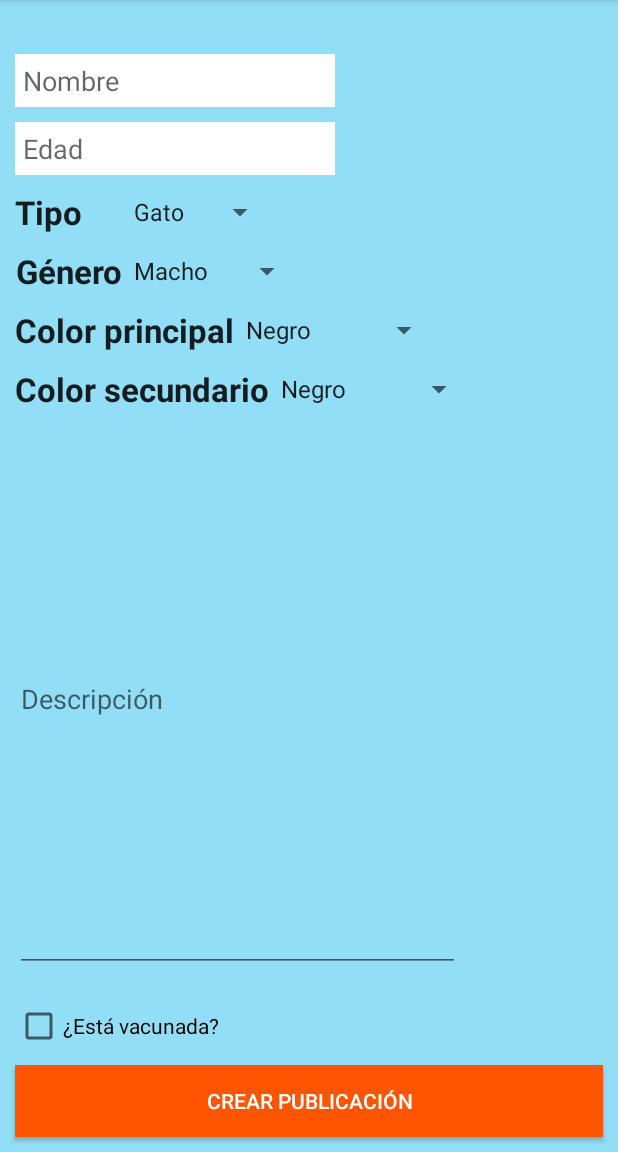
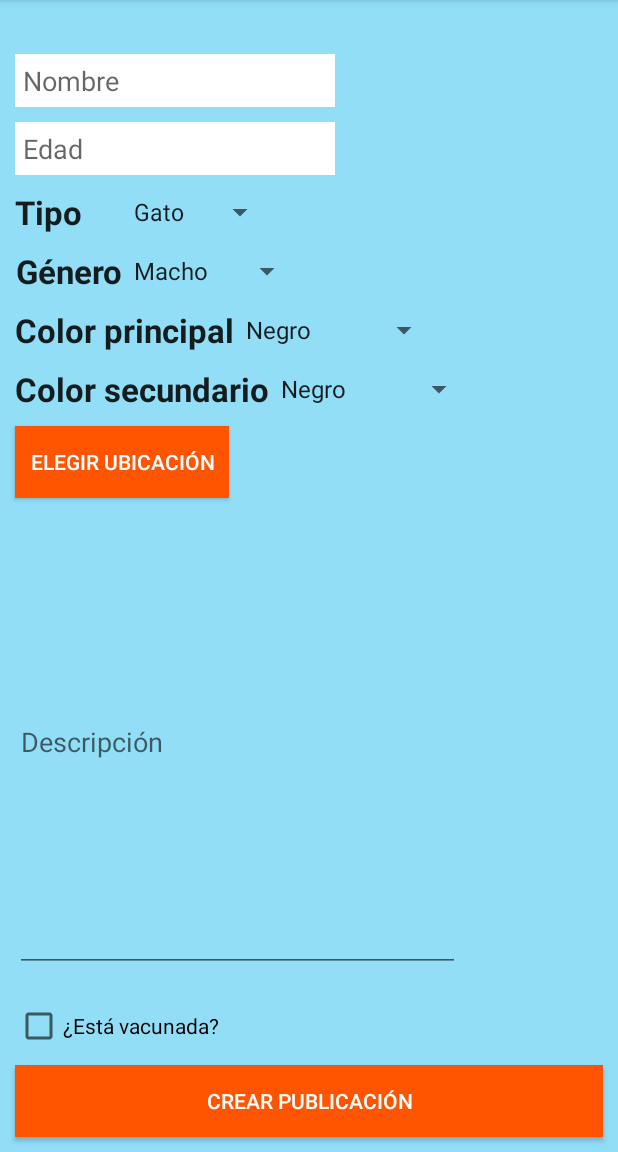
Before and after one commit to GonchuB/pet-adopt, an Android app: the fragment AddPetFragment shown on its own in the app's theme, on a phone screen of 412 x 824 dp, the part 84-1236 px from its top. Run offline under Robolectric (Android 15) with nearby library versions, the phone set to English and light mode, and no system bars; libraries missing offline, so code that uses them is left out: com.loopj.android; 1 statement that could not run was skipped.

Commit message:
Added map selection feature to create pet screen

```diff
--- a/app/src/main/java/com/fiuba/tdp/petadopt/fragments/addPet/AddPetFragment.java
+++ b/app/src/main/java/com/fiuba/tdp/petadopt/fragments/addPet/AddPetFragment.java
@@ -3,6 +3,7 @@ package com.fiuba.tdp.petadopt.fragments.addPet;
 import android.app.ProgressDialog;
 import android.os.Bundle;
 import android.support.v4.app.Fragment;
+import android.support.v4.app.FragmentTransaction;
 import android.text.Editable;
 import android.text.TextWatcher;
 import android.util.Log;
@@ -14,29 +15,34 @@ import android.widget.ArrayAdapter;
 import android.widget.Button;
 import android.widget.EditText;
 import android.widget.Spinner;
+import android.widget.TextView;
 import android.widget.Toast;
 
 import com.fiuba.tdp.petadopt.R;
+import com.fiuba.tdp.petadopt.fragments.addPet.map.ChooseLocationMapFragment;
+import com.fiuba.tdp.petadopt.fragments.addPet.map.LocationChosenDelegate;
 import com.fiuba.tdp.petadopt.model.Pet;
 import com.fiuba.tdp.petadopt.service.PetsClient;
+import com.google.android.gms.maps.model.LatLng;
 import com.loopj.android.http.JsonHttpResponseHandler;
 
 import org.apache.http.Header;
 import org.json.JSONArray;
 
-import java.util.ArrayList;
-
 @SuppressWarnings("ALL")
 public class AddPetFragment extends Fragment {
 
-    public AddPetFragment(){}
+
+    public AddPetFragment() {
+    }
+
     private Pet pet = new Pet();
 
     @Override
     public View onCreateView(LayoutInflater inflater, ViewGroup container,
                              Bundle savedInstanceState) {
 
-        View rootView = inflater.inflate(R.layout.fragment_add_pet, container, false);
+        final View rootView = inflater.inflate(R.layout.fragment_add_pet, container, false);
 
         setUpPetFillingCallbacks(rootView);
 
@@ -44,15 +50,39 @@ public class AddPetFragment extends Fragment {
         populateSpinner(rootView, R.id.pet_gender, R.array.pet_gender_array);
         populateSpinner(rootView, R.id.pet_main_color, R.array.pet_color_array);
         populateSpinner(rootView, R.id.pet_second_color, R.array.pet_color_array);
+        TextView locationView = (TextView)rootView.findViewById(R.id.chosen_location);
+        final Button button = (Button) rootView.findViewById(R.id.choose_location);
+        button.setOnClickListener(new View.OnClickListener() {
+            @Override
+            public void onClick(View v) {
+                ChooseLocationMapFragment mapFragment = new ChooseLocationMapFragment();
+                mapFragment.setLocationChosenDelegate(new LocationChosenDelegate() {
+                    @Override
+                    public void locationWasChosen(LatLng location, String address) {
+                        pet.setLocation(location);
+                        TextView locationView = (TextView)rootView.findViewById(R.id.chosen_location);
+                        locationView.setText(address);
+                    }
+                });
+                FragmentTransaction ft = getFragmentManager().beginTransaction();
+                ft.add(R.id.content_frame, mapFragment, "Choose location");
+                ft.addToBackStack(null);
+                ft.commit();
+            }
+        });
 
+        setupSubmitButton(rootView);
+        return rootView;
+    }
 
+    private void setupSubmitButton(View rootView) {
         final Button button = (Button) rootView.findViewById(R.id.pet_submit);
         button.setOnClickListener(new View.OnClickListener() {
             public void onClick(View v) {
                 final ProgressDialog progress = new ProgressDialog(v.getContext());
                 progress.setTitle(R.string.loading);
                 progress.show();
-                PetsClient.instance().createPet(pet,new JsonHttpResponseHandler() {
+                PetsClient.instance().createPet(pet, new JsonHttpResponseHandler() {
                     @Override
                     public void onSuccess(int code, Header[] headers, JSONArray body) {
                         progress.dismiss();
@@ -64,9 +94,8 @@ public class AddPetFragment extends Fragment {
 
                     @Override
                     public void onFailure(int statusCode, Header[] headers, String responseString, Throwable throwable) {
+                        super.onFailure(statusCode, headers, responseString, throwable);
                         progress.dismiss();
-                        super.onFailure(statusCode, headers, responseString, throwable);
-
                         int duration = Toast.LENGTH_SHORT;
                         Toast toast = Toast.makeText(getContext(), R.string.pet_creation_error, duration);
                         toast.show();
@@ -75,7 +104,6 @@ public class AddPetFragment extends Fragment {
                 });
             }
         });
-        return rootView;
     }
 
     private void setUpPetFillingCallbacks(View rootView) {
@@ -137,7 +165,7 @@ public class AddPetFragment extends Fragment {
             }
         });
 
-        final EditText editText = (EditText)rootView.findViewById(R.id.pet_name);
+        final EditText editText = (EditText) rootView.findViewById(R.id.pet_name);
         editText.addTextChangedListener(new TextWatcher() {
             @Override
             public void beforeTextChanged(CharSequence s, int start, int count, int after) {
@@ -155,7 +183,7 @@ public class AddPetFragment extends Fragment {
             }
         });
 
-        final EditText ageEditText = (EditText)rootView.findViewById(R.id.pet_name);
+        final EditText ageEditText = (EditText) rootView.findViewById(R.id.pet_name);
         ageEditText.addTextChangedListener(new TextWatcher() {
             @Override
             public void beforeTextChanged(CharSequence s, int start, int count, int after) {
--- /dev/null
+++ b/app/src/main/java/com/fiuba/tdp/petadopt/fragments/addPet/map/LocationChosenDelegate.java
@@ -0,0 +1,10 @@
+package com.fiuba.tdp.petadopt.fragments.addPet.map;
+
+import com.google.android.gms.maps.model.LatLng;
+
+/**
+ * Created by lucas on 9/26/15.
+ */
+public interface LocationChosenDelegate {
+    public void locationWasChosen(LatLng location, String address);
+}
--- a/app/src/main/res/layout/fragment_add_pet.xml
+++ b/app/src/main/res/layout/fragment_add_pet.xml
@@ -121,13 +121,37 @@
         android:layout_toRightOf="@+id/pet_second_color_hint"
         android:spinnerMode="dropdown" />
 
+    <Button
+        android:id="@+id/choose_location"
+        android:layout_width="wrap_content"
+        android:layout_height="wrap_content"
+        android:layout_below="@+id/pet_second_color_hint"
+        android:layout_marginLeft="10dp"
+        android:layout_marginRight="10dp"
+        android:layout_marginTop="10dp"
+        android:padding="10dp"
+        android:text="@string/choose_location"
+        android:textColor="#FFF"
+        android:background="@color/submit_button"/>
+
+    <TextView
+        android:id="@+id/chosen_location"
+        android:layout_width="wrap_content"
+        android:layout_height="wrap_content"
+        android:layout_alignTop="@+id/choose_location"
+        android:layout_alignBottom="@+id/choose_location"
+        android:layout_toRightOf="@+id/choose_location"
+        android:layout_toEndOf="@+id/choose_location"
+        android:text=""
+        android:textAppearance="?android:attr/textAppearanceLarge" />
+
     <EditText
         android:id="@+id/pet_description"
         android:layout_width="wrap_content"
         android:layout_height="fill_parent"
         android:layout_alignParentLeft="true"
         android:layout_alignParentStart="false"
-        android:layout_below="@+id/pet_second_color_hint"
+        android:layout_below="@+id/choose_location"
         android:layout_marginTop="10dp"
         android:layout_above="@+id/pet_vaccinated"
         android:ems="10"
@@ -161,7 +185,6 @@
         android:layout_marginBottom="10dp"
         android:text="@string/new_pet_submit"
         android:textColor="#FFF"
-        android:background="@color/submit_button"
-        android:onClick="createPublication"/>
+        android:background="@color/submit_button"/>
 
 </RelativeLayout>
--- a/app/src/main/res/values/strings.xml
+++ b/app/src/main/res/values/strings.xml
@@ -24,6 +24,7 @@
     <string name="new_pet_description_hint">Descripción</string>
     <string name="new_pet_vaccinated_hint">¿Está vacunada?</string>
     <string name="new_pet_submit">Crear publicación</string>
+    <string name="choose_location">Elegir ubicación</string>
     <string name="loading">Cargando</string>
     <string name="center_pin">Centrar pin</string>
 
```
Also changed, not shown: app/src/main/java/com/fiuba/tdp/petadopt/activities/MainActivity.java (+0 -18 lines), app/src/main/java/com/fiuba/tdp/petadopt/fragments/addPet/map/ChooseLocationMapFragment.java (+19 -9 lines).
